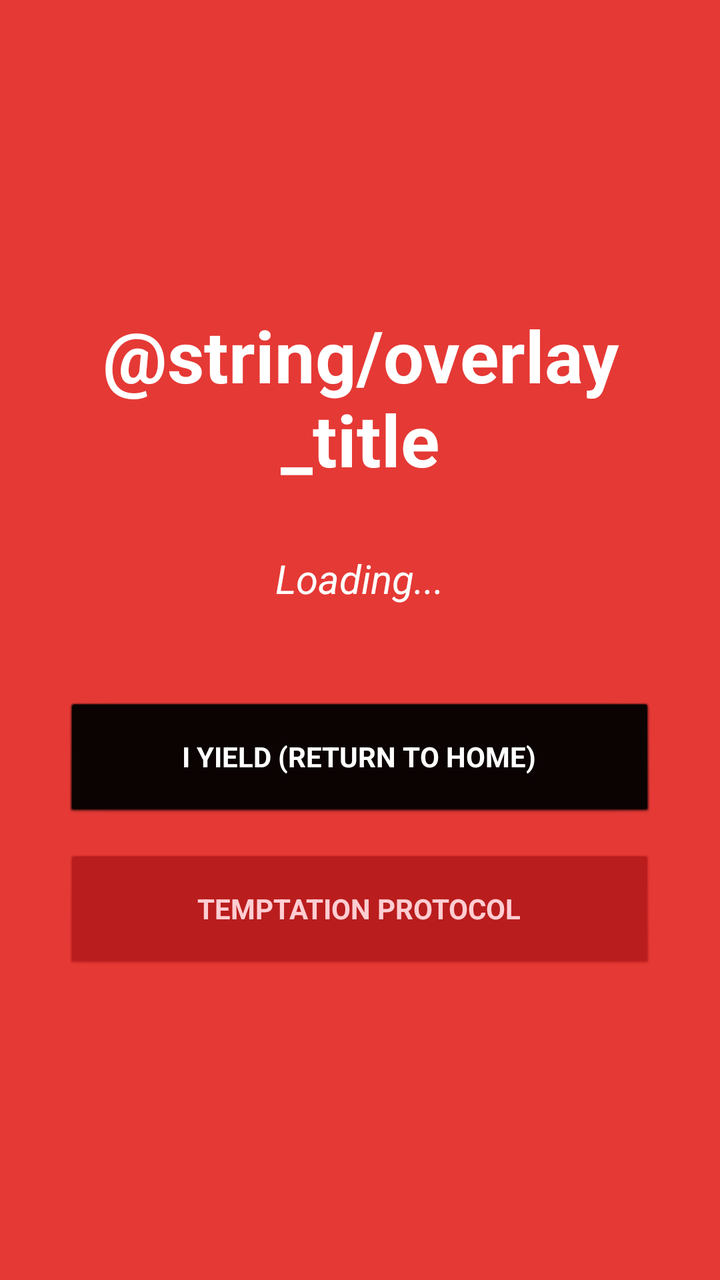
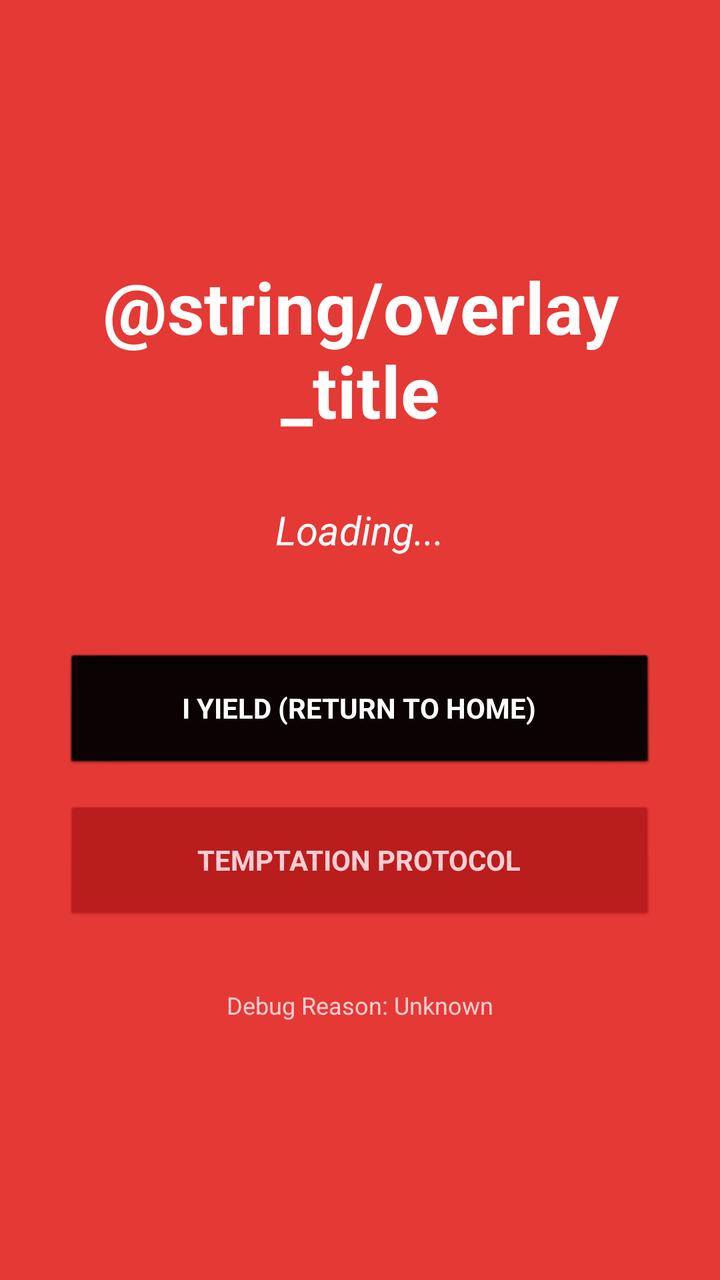

An Android layout rendered at two revisions. The XML below is the earlier revision; the diff shows what the commit changed to produce the second picture.
<!-- AndroidManifest.xml: application theme android:Theme.NoTitleBar -->
<!-- res/layout/overlay_guard.xml -->
<?xml version="1.0" encoding="utf-8"?>
<LinearLayout xmlns:android="http://schemas.android.com/apk/res/android"
    android:layout_width="match_parent" android:layout_height="match_parent"
    android:orientation="vertical" android:gravity="center" android:background="#E53935" android:padding="32dp">

    <TextView android:id="@+id/tvOverlayTitle" android:layout_width="wrap_content" android:layout_height="wrap_content"
        android:text="@string/overlay_title" android:textColor="#FFFFFF" android:textSize="36sp" android:textStyle="bold" android:layout_marginBottom="32dp" android:textAlignment="center"/>

    <TextView android:id="@+id/tvOverlayMessage" android:layout_width="wrap_content" android:layout_height="wrap_content"
        android:text="Loading..." android:textColor="#FFFFFF" android:textSize="20sp" android:textAlignment="center" android:layout_marginBottom="48dp" android:textStyle="italic"/>

    <Button android:id="@+id/btnYield" android:layout_width="match_parent" android:layout_height="60dp"
        android:text="I YIELD (RETURN TO HOME)" android:backgroundTint="#000000" android:textColor="#FFFFFF" android:textStyle="bold" android:layout_marginBottom="16dp"/>
        
    <Button android:id="@+id/btnPauseBlocker" android:layout_width="match_parent" android:layout_height="60dp"
        android:text="TEMPTATION PROTOCOL" android:backgroundTint="#B71C1C" android:textColor="#FFCDD2" android:textStyle="bold"/>
</LinearLayout>
<!-- resources referenced by this layout -->
<resources>

</resources>

<!-- the commit's change to res/layout/overlay_guard.xml (unified diff, before → after) -->
@@ -14,4 +14,8 @@
         
     <Button android:id="@+id/btnPauseBlocker" android:layout_width="match_parent" android:layout_height="60dp"
         android:text="TEMPTATION PROTOCOL" android:backgroundTint="#B71C1C" android:textColor="#FFCDD2" android:textStyle="bold"/>
+        
+    
+    <TextView android:id="@+id/tvDebugReason" android:layout_width="wrap_content" android:layout_height="wrap_content"
+        android:text="Debug Reason: Unknown" android:textColor="#FFCDD2" android:textSize="12sp" android:layout_marginTop="32dp" android:textAlignment="center"/>
 </LinearLayout>
